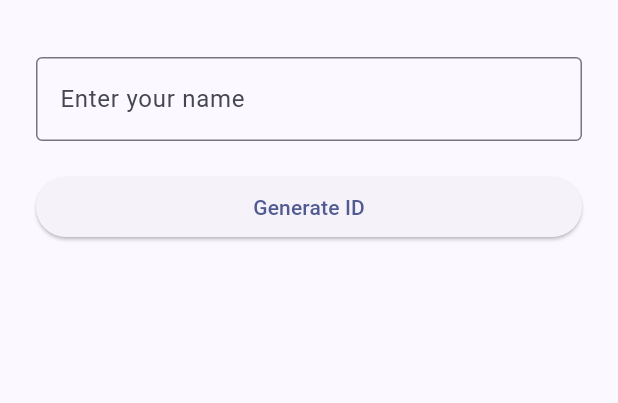
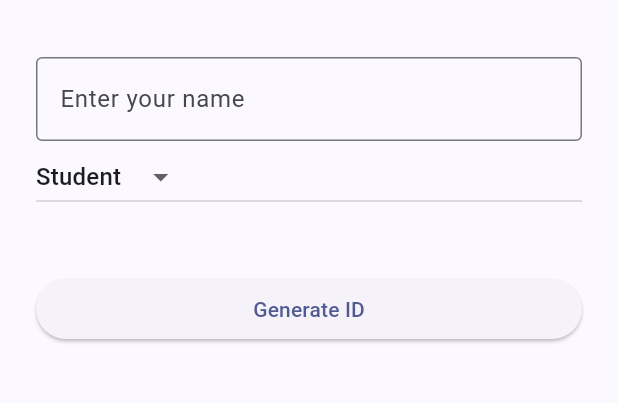
Before and after one commit to vtanu23bio-dot/idify_app, a Flutter app: the screen it shows after launch, on a phone screen of 412 x 824 dp, the part 63-466 px from its top. Run offline on Flutter 3.47's test engine with Material 3 defaults, Android fonts, the phone set to English and light mode, and no system bars.

Commit message:
Update main.dart

```diff
--- a/lib/main.dart
+++ b/lib/main.dart
@@ -32,6 +32,8 @@ class _HomePageState extends State<HomePage> {
   final TextEditingController nameController = TextEditingController();
   String generatedName = '';
   int generatedId = 0;
+  String selectedRole = 'Student';
+
 
   void generateIdCard() {
     setState(() {
@@ -58,7 +60,20 @@ class _HomePageState extends State<HomePage> {
                 labelText: 'Enter your name',
                 border: OutlineInputBorder(),
               ),
-            ),
+            ),DropdownButton<String>(
+  value: selectedRole,
+  items: const [
+    DropdownMenuItem(value: 'Student', child: Text('Student')),
+    DropdownMenuItem(value: 'Employee', child: Text('Employee')),
+  ],
+  onChanged: (value) {
+    setState(() {
+      selectedRole = value!;
+    });
+  },
+),
+const SizedBox(height: 20),
+
             const SizedBox(height: 20),
             ElevatedButton(
               onPressed: generateIdCard,
@@ -79,9 +94,15 @@ class _HomePageState extends State<HomePage> {
                         generatedName,
                         style: const TextStyle(
                           fontSize: 22,
-                          fontWeight: FontWeight.bold,
+                          fontWeight: FontWeight.bold
                         ),
                       ),
+                      const SizedBox(height: 6),
+Text(
+  selectedRole,
+  style: const TextStyle(fontSize: 16),
+),
+
                       const SizedBox(height: 10),
                       Text(
                         'ID: $generatedId',
```
